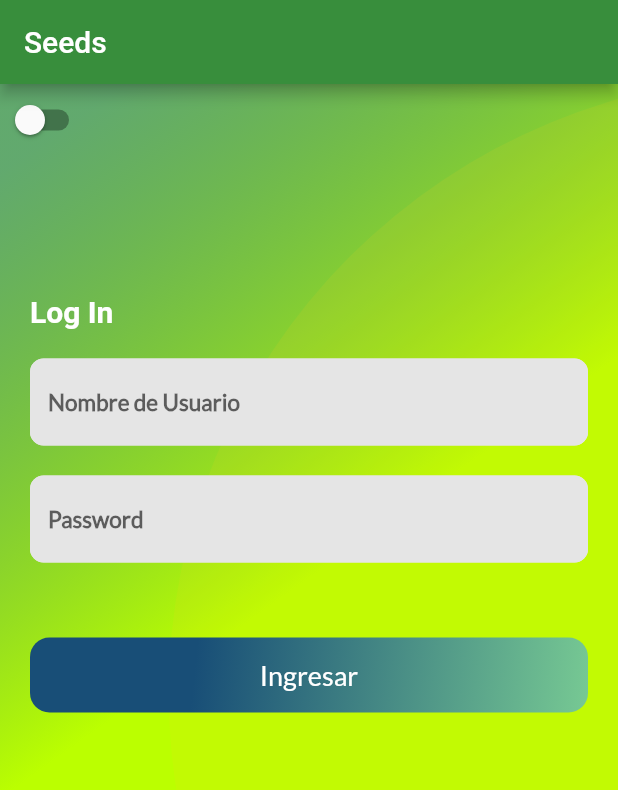
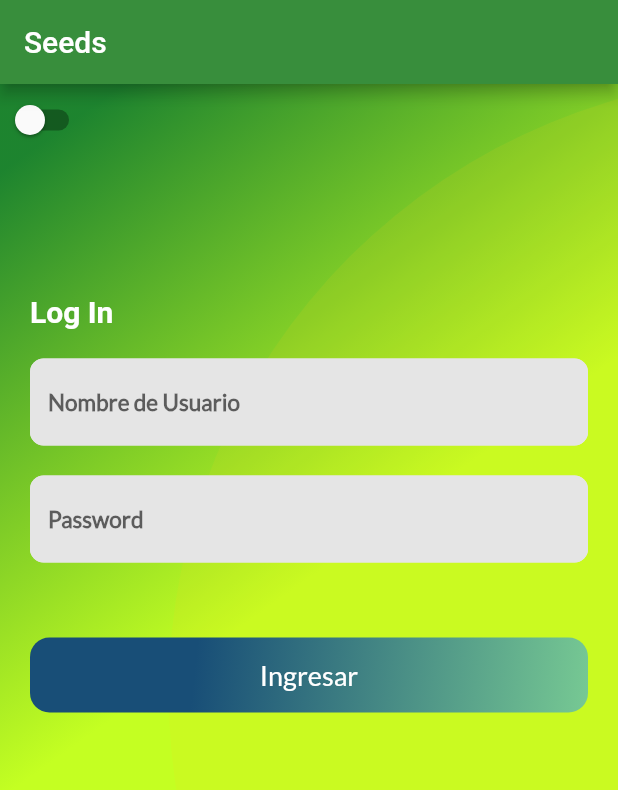
Before and after one commit to widjos/fltr_widseed, a Flutter app: the screen it shows after launch, on a phone screen of 412 x 824 dp. Shown: the top 790 px of the screen. Run offline on Flutter 3.47's test engine with Material 2 defaults, Android fonts, the phone set to English and light mode, and no system bars; our stand-ins replace bloc, equatable, firebase_core, firebase_crashlytics, firebase_database, firebase_messaging and 6 more; accounts and stored records are empty; network calls fail; statements that could not run were skipped.

Commit message:
modyfy theme

```diff
--- a/lib/pages/clients/page_clients.dart
+++ b/lib/pages/clients/page_clients.dart
@@ -50,11 +50,10 @@ class _PageClientsState extends State<PageClients> {
           switch (state.runtimeType) {
             case ClientPage:
               break;
-
             case DeletionDone:
               final user = state as DeletionDone;
               ScaffoldMessenger.of(context).showSnackBar(
-                  const SnackBar(content: Text('Se elimino un cliente')));
+                   SnackBar(content: Text('Se elimino un cliente con id = ${user.idClient}')));
               break;
           }
         },
--- a/lib/prefs/style.dart
+++ b/lib/prefs/style.dart
@@ -20,9 +20,13 @@ class Style {
                   fontSize: 16,
                   fontFamily: 'Lato',
                   fontWeight: FontWeight.bold)),
-         toggleableActiveColor: isDarkTheme? Colors.white : Colors.black
-
+      toggleableActiveColor: isDarkTheme ? Colors.white : Colors.black,
+      primaryColorDark: isDarkTheme
+          ? const Color.fromARGB(144, 9, 121, 28)
+          :const  Color.fromARGB(234, 9, 121, 28),
+      primaryColorLight: isDarkTheme
+          ? const Color.fromARGB(140, 187, 255, 0)
+          : const Color.fromARGB(221, 187, 255, 0),
     );
-
   }
 }
--- a/lib/provider/sinister_provider.dart
+++ b/lib/provider/sinister_provider.dart
@@ -1,9 +1,7 @@
-
 
 import 'package:flutter/cupertino.dart';
 import 'package:test/model/sinister/sinister_list.dart';
 import 'package:test/provider/api_manager.dart';
-import 'package:test/repository/db_manager.dart';
 import 'package:test/repository/sinister_repository.dart';
 import 'package:test/util/app_type.dart';
 
--- a/lib/widgets/button_icon.dart
+++ b/lib/widgets/button_icon.dart
@@ -22,13 +22,13 @@ class _ButtonIconState extends State<ButtonIcon> {
   Widget build(BuildContext context) {
     return Expanded(
       child: FloatingActionButton(
-        backgroundColor: widget.color,
+        backgroundColor: Theme.of(context).primaryColor,
         mini: widget.mini,
         onPressed: widget.onPressed,
         child: Icon(
           widget.icon,
           size: widget.iconSize,
-          color: Colors.white
+          color: Colors.white,
         ),
         heroTag: null,
       ),
--- a/lib/widgets/gradient_back.dart
+++ b/lib/widgets/gradient_back.dart
@@ -10,18 +10,17 @@ class GradientBack extends StatelessWidget {
   @override
   Widget build(BuildContext context) {
 
+    var list = [Theme.of(context).primaryColorDark, Theme.of(context).primaryColorLight];
+
     heightNab = heightNab ?? MediaQuery.of(context).size.height;
     return Container(
       height: heightNab,
-      decoration: const BoxDecoration(
+      decoration:  BoxDecoration(
         gradient: LinearGradient(
-          colors: [
-            Color.fromARGB(163, 9, 121, 28),
-            Color.fromARGB(255, 187, 255, 0)
-          ],
-        begin: FractionalOffset(0.2, 0.0),
-        end: FractionalOffset(1.0, 0.6),
-        stops: [0.0, 0.6,],
+          colors: list,
+        begin: const FractionalOffset(0.2, 0.0),
+        end: const FractionalOffset(1.0, 0.6),
+        stops: const [0.0, 0.6,],
         tileMode: TileMode.clamp
         )
       ),
@@ -38,18 +37,6 @@ class GradientBack extends StatelessWidget {
         ),
       ),
 
-
-       /*Text(
-        tittle,
-        style: const TextStyle(
-          color: Colors.white,
-          fontSize: 30.0,
-          fontFamily: "Lato",
-          fontWeight: FontWeight.bold
-        )
-      ),*/
-      //alignment: const Alignment(-0.9,-0.6),
-
     );
   }
 }
```
Also changed, not shown: lib/pages/page_two/page_two.dart (+8 -2 lines), lib/bloc/client_bloc/client_event.dart (line endings or trailing spaces). Lines whose indentation alone changed are shown as unchanged.
